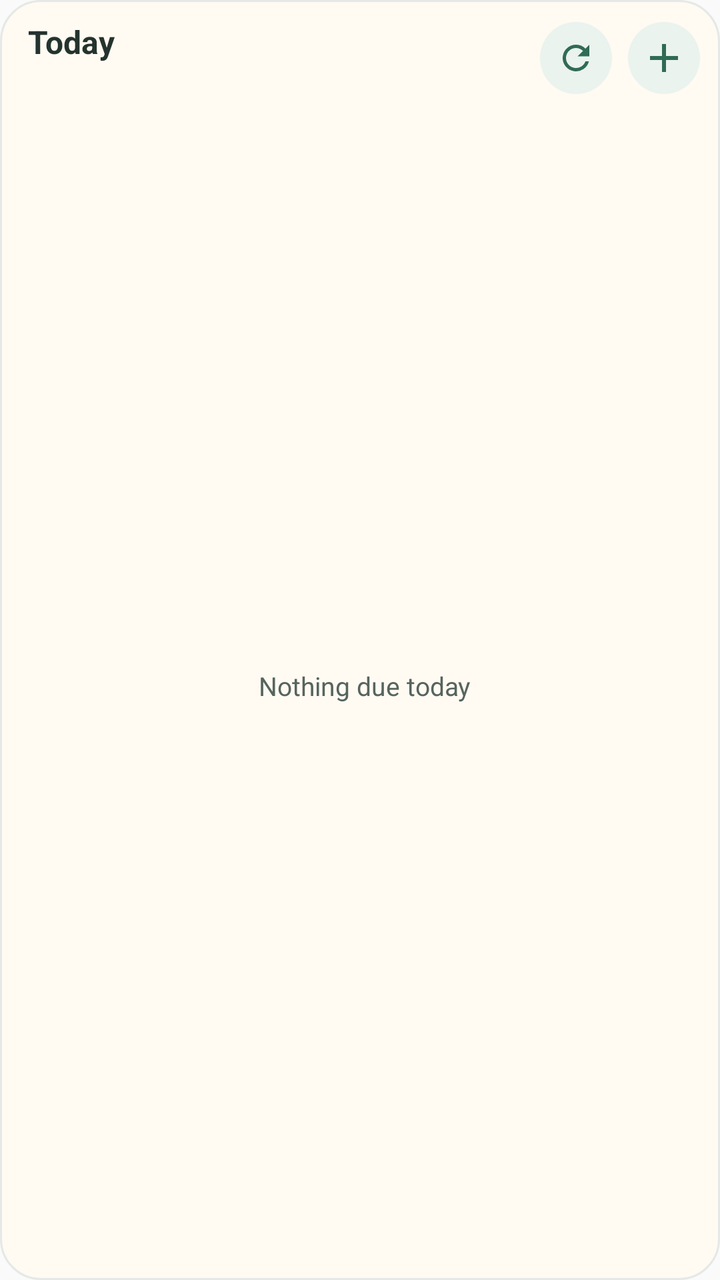
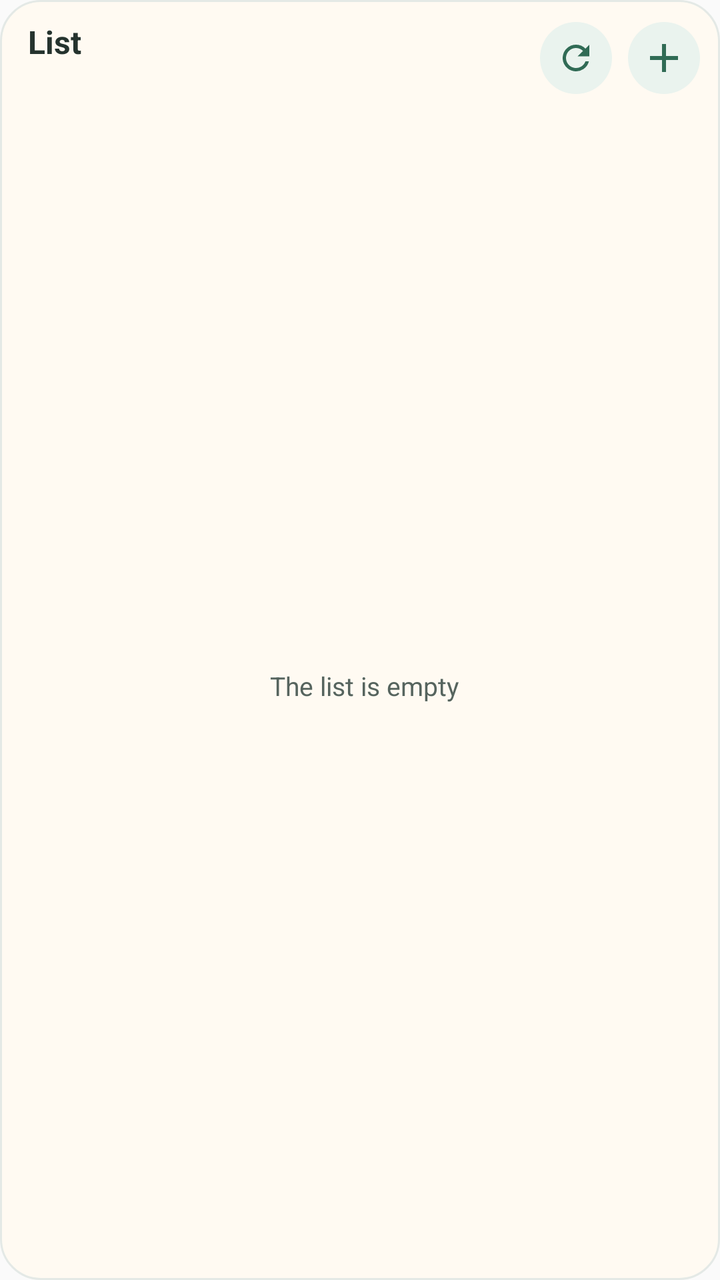

Two renders of the same Android screen: before a commit and after it. Below are the layout's source before the change and the commit's diff.
<!-- AndroidManifest.xml: application theme AppTheme -->
<!-- res/layout/widget_tasks.xml -->
<?xml version="1.0" encoding="utf-8"?>
<LinearLayout xmlns:android="http://schemas.android.com/apk/res/android"
    android:id="@+id/widget_root"
    android:layout_width="match_parent"
    android:layout_height="match_parent"
    android:background="@drawable/widget_background"
    android:orientation="vertical"
    android:paddingStart="14dp"
    android:paddingTop="10dp"
    android:paddingEnd="10dp"
    android:paddingBottom="6dp">

    <LinearLayout
        android:layout_width="match_parent"
        android:layout_height="wrap_content"
        android:gravity="center_vertical"
        android:orientation="horizontal">

        <LinearLayout
            android:id="@+id/widget_header"
            android:layout_width="0dp"
            android:layout_height="wrap_content"
            android:layout_weight="1"
            android:orientation="vertical">

            <TextView
                android:layout_width="wrap_content"
                android:layout_height="wrap_content"
                android:text="@string/widget_today"
                android:textColor="@color/widget_ink"
                android:textSize="16sp"
                android:textStyle="bold" />

            <TextView
                android:id="@+id/widget_subtitle"
                android:layout_width="wrap_content"
                android:layout_height="wrap_content"
                android:textColor="@color/widget_muted"
                android:textSize="12sp" />
        </LinearLayout>

        <ImageButton
            android:id="@+id/widget_refresh"
            android:layout_width="36dp"
            android:layout_height="36dp"
            android:background="@drawable/widget_icon_button"
            android:contentDescription="@string/widget_refresh"
            android:padding="8dp"
            android:scaleType="fitCenter"
            android:src="@drawable/ic_widget_refresh" />

        <ImageButton
            android:id="@+id/widget_add"
            android:layout_width="36dp"
            android:layout_height="36dp"
            android:layout_marginStart="8dp"
            android:background="@drawable/widget_icon_button"
            android:contentDescription="@string/widget_add"
            android:padding="6dp"
            android:scaleType="fitCenter"
            android:src="@drawable/ic_widget_add" />
    </LinearLayout>

    <TextView
        android:id="@+id/widget_status"
        android:layout_width="match_parent"
        android:layout_height="wrap_content"
        android:layout_marginTop="4dp"
        android:textColor="@color/widget_error"
        android:textSize="12sp"
        android:visibility="gone" />

    <FrameLayout
        android:layout_width="match_parent"
        android:layout_height="0dp"
        android:layout_marginTop="4dp"
        android:layout_weight="1">

        <ListView
            android:id="@+id/widget_list"
            android:layout_width="match_parent"
            android:layout_height="match_parent"
            android:divider="@null"
            android:dividerHeight="0dp"
            android:scrollbars="none" />

        <TextView
            android:id="@+id/widget_empty"
            android:layout_width="match_parent"
            android:layout_height="match_parent"
            android:gravity="center"
            android:padding="8dp"
            android:text="@string/widget_empty"
            android:textColor="@color/widget_muted"
            android:textSize="13sp" />
    </FrameLayout>
</LinearLayout>
<!-- resources referenced by this layout -->
<resources>
  <color name="widget_error">#9A553F</color>
  <color name="widget_ink">#25332E</color>
  <color name="widget_muted">#56645E</color>
  <!-- drawable ic_widget_add (drawable) -->
  <?xml version="1.0" encoding="utf-8"?>
  <vector xmlns:android="http://schemas.android.com/apk/res/android"
      android:width="24dp" android:height="24dp" android:viewportWidth="24" android:viewportHeight="24">
      <path android:fillColor="@color/widget_accent" android:pathData="M11,5h2v6h6v2h-6v6h-2v-6H5v-2h6z" />
  </vector>
  <!-- drawable ic_widget_refresh (drawable) -->
  <?xml version="1.0" encoding="utf-8"?>
  <vector xmlns:android="http://schemas.android.com/apk/res/android"
      android:width="24dp" android:height="24dp" android:viewportWidth="24" android:viewportHeight="24">
      <path android:fillColor="@color/widget_accent"
          android:pathData="M17.65,6.35A7.96,7.96 0,0 0,12 4a8,8 0,1 0,7.75 10h-2.08A6,6 0,1 1,12 6c1.66,0 3.14,0.69 4.22,1.78L13,11h7V4l-2.35,2.35z" />
  </vector>
  <!-- drawable widget_background (drawable) -->
  <?xml version="1.0" encoding="utf-8"?>
  <shape xmlns:android="http://schemas.android.com/apk/res/android" android:shape="rectangle">
      <solid android:color="@color/widget_surface" />
      <stroke android:width="1dp" android:color="@color/widget_border" />
      <corners android:radius="20dp" />
  </shape>
  <!-- drawable widget_icon_button (drawable) -->
  <?xml version="1.0" encoding="utf-8"?>
  <shape xmlns:android="http://schemas.android.com/apk/res/android" android:shape="oval">
      <solid android:color="@color/widget_accent_soft" />
  </shape>
  <string name="widget_add">Add task</string>
  <string name="widget_empty">Nothing due today</string>
  <string name="widget_refresh">Refresh</string>
  <string name="widget_today">Today</string>
  <style name="AppTheme" parent="Theme.AppCompat.Light.DarkActionBar">
          
          <item name="colorPrimary">@color/colorPrimary</item>
          <item name="colorPrimaryDark">@color/colorPrimaryDark</item>
          <item name="colorAccent">@color/colorAccent</item>
      </style>
  <color name="widget_accent">#306B55</color>
  <color name="widget_surface">#FFFAF2</color>
  <color name="widget_border">#E4E9E6</color>
  <color name="widget_accent_soft">#EAF3EE</color>
  <color name="colorPrimary">#3D6B4E</color>
  <color name="colorPrimaryDark">#2F5740</color>
  <color name="colorAccent">#3D6B4E</color>
</resources>

<!-- the commit's change to res/layout/widget_tasks.xml (unified diff, before → after) -->
@@ -24,8 +24,11 @@
             android:orientation="vertical">
 
             <TextView
+                android:id="@+id/widget_title"
                 android:layout_width="wrap_content"
                 android:layout_height="wrap_content"
+                android:ellipsize="end"
+                android:maxLines="1"
                 android:text="@string/widget_today"
                 android:textColor="@color/widget_ink"
                 android:textSize="16sp"
<!-- resource entries referenced after the edit -->
@@ -28,10 +28,10 @@
   <shape xmlns:android="http://schemas.android.com/apk/res/android" android:shape="oval">
       <solid android:color="@color/widget_accent_soft" />
   </shape>
-  <string name="widget_add">Add task</string>
-  <string name="widget_empty">Nothing due today</string>
+  <string name="widget_add">Add item</string>
+  <string name="widget_empty">The list is empty</string>
   <string name="widget_refresh">Refresh</string>
-  <string name="widget_today">Today</string>
+  <string name="widget_today">List</string>
   <style name="AppTheme" parent="Theme.AppCompat.Light.DarkActionBar">
           
           <item name="colorPrimary">@color/colorPrimary</item>
